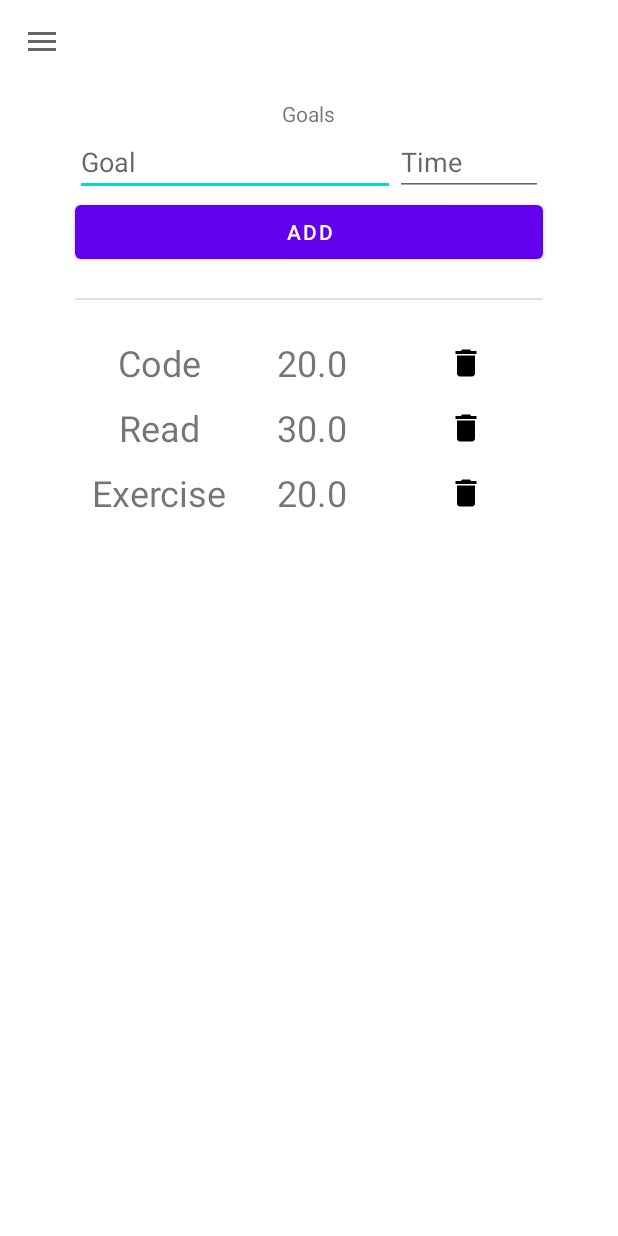
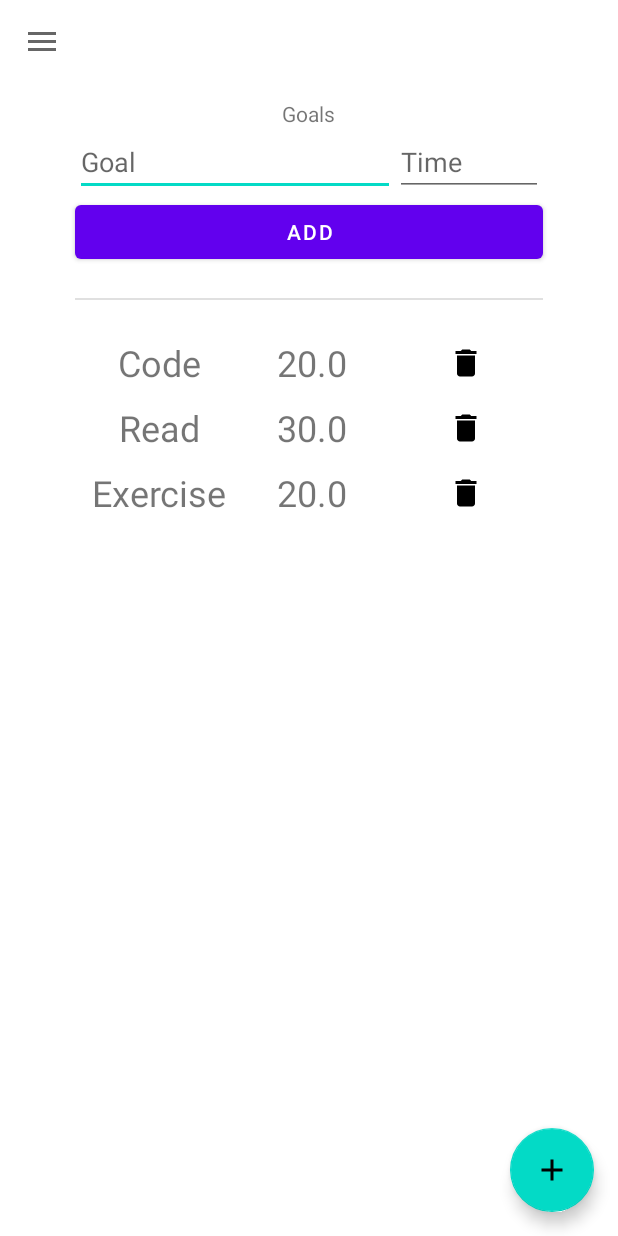
Before and after one commit to f4irline/task-scheduler, an Android app: the GoalsActivity screen opened directly, with no data from a screen before it, on a phone screen of 412 x 824 dp. Run offline under Robolectric (Android 15) with nearby library versions, the phone set to English and light mode, and no system bars; our stand-ins replace Room's generated code.

Commit message:
Add floating action button to the base layout.

```diff
--- a/app/src/main/res/layout/activity_base.xml
+++ b/app/src/main/res/layout/activity_base.xml
@@ -18,7 +18,16 @@
         <FrameLayout
             android:id="@+id/layout_container"
             android:layout_width="match_parent"
-            android:layout_height="match_parent" />
+            android:layout_height="match_parent">
+            <com.google.android.material.floatingactionbutton.FloatingActionButton
+                android:id="@+id/floating_action_button"
+                style="@style/Widget.MaterialComponents.FloatingActionButton"
+                android:layout_width="wrap_content"
+                android:layout_height="wrap_content"
+                android:layout_gravity="bottom|end"
+                android:layout_margin="16dp"
+                app:srcCompat="@drawable/ic_add_24dp"/>
+        </FrameLayout>
     </LinearLayout>
     <com.google.android.material.navigation.NavigationView
         android:id="@+id/nav_view"
```
